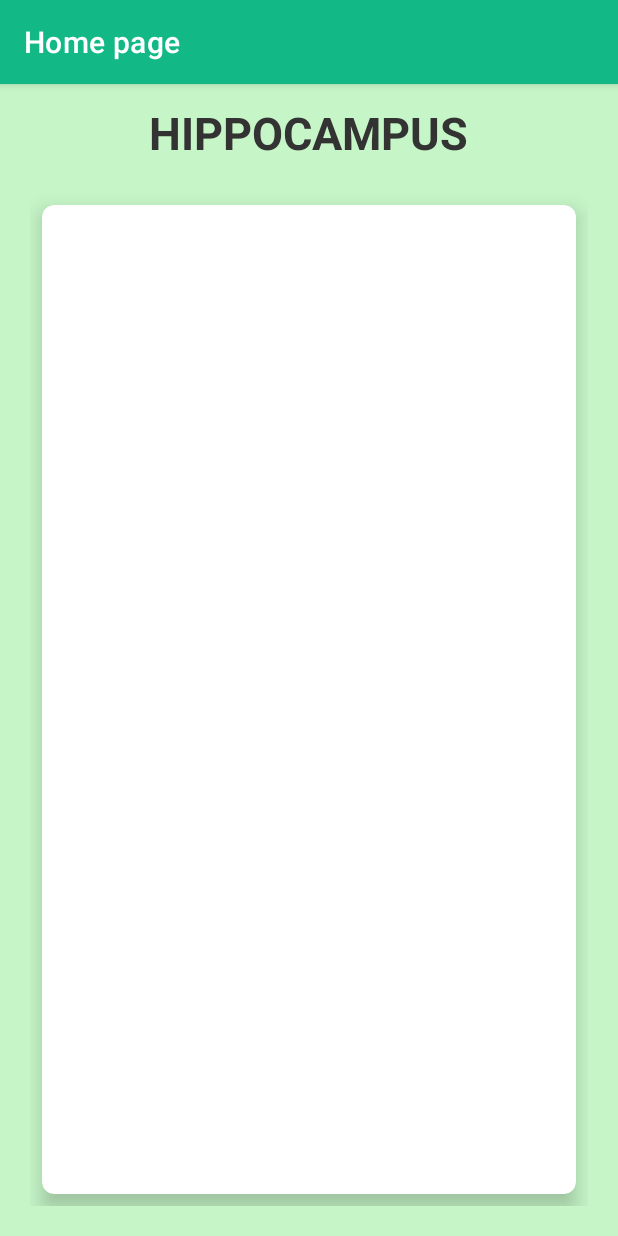
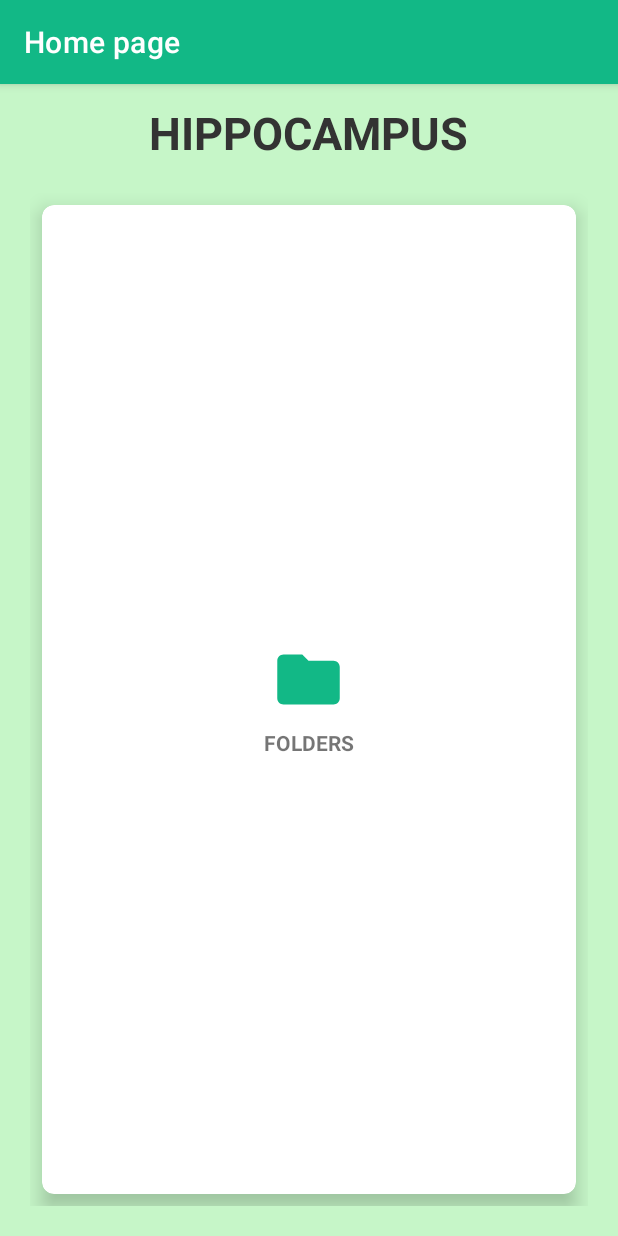
Before and after one commit to KarakatBM/hippocampus, an Android app: the screen it shows after launch (MainActivity), on a phone screen of 412 x 824 dp. Run offline under Robolectric (Android 15) with nearby library versions, the light colour scheme and no system bars.

Commit message:
activity_main.xml +LinearLayout noId +ImageView noId +TextView noId

```diff
--- a/app/src/main/res/layout/activity_main.xml
+++ b/app/src/main/res/layout/activity_main.xml
@@ -37,7 +37,26 @@
             android:layout_margin="8dp"
             app:cardCornerRadius="8dp"
             app:cardElevation="8dp">
+            <LinearLayout
+                android:layout_width="wrap_content"
+                android:layout_height="wrap_content"
+                android:layout_gravity="center_vertical|center_horizontal"
+                android:gravity="center"
+                android:orientation="vertical">
 
+                <ImageView
+                    android:layout_width="50dp"
+                    android:layout_height="50dp"
+                    android:src="@drawable/folder" />
+
+                <TextView
+                    android:layout_width="wrap_content"
+                    android:layout_height="wrap_content"
+                    android:layout_marginTop="7dp"
+                    android:text="FOLDERS"
+                    android:textAlignment="center"
+                    android:textStyle="bold" />
+            </LinearLayout>
         </androidx.cardview.widget.CardView>
     </GridLayout>
 
```
